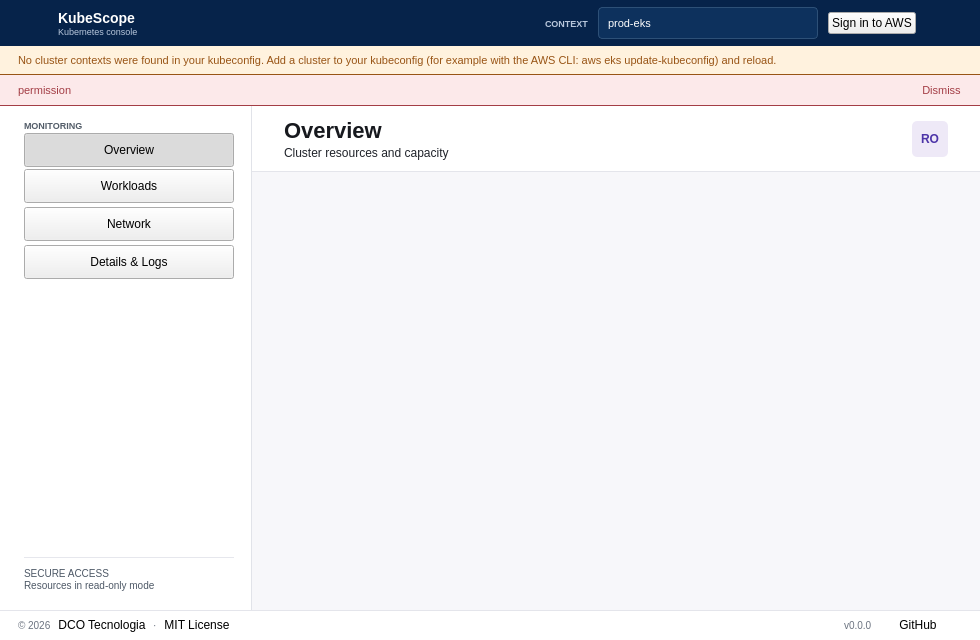
The window that src/kubescope/ui/main_window.ui (dcotecnologia/kubescope) describes before a commit, drawn with Qt 5.
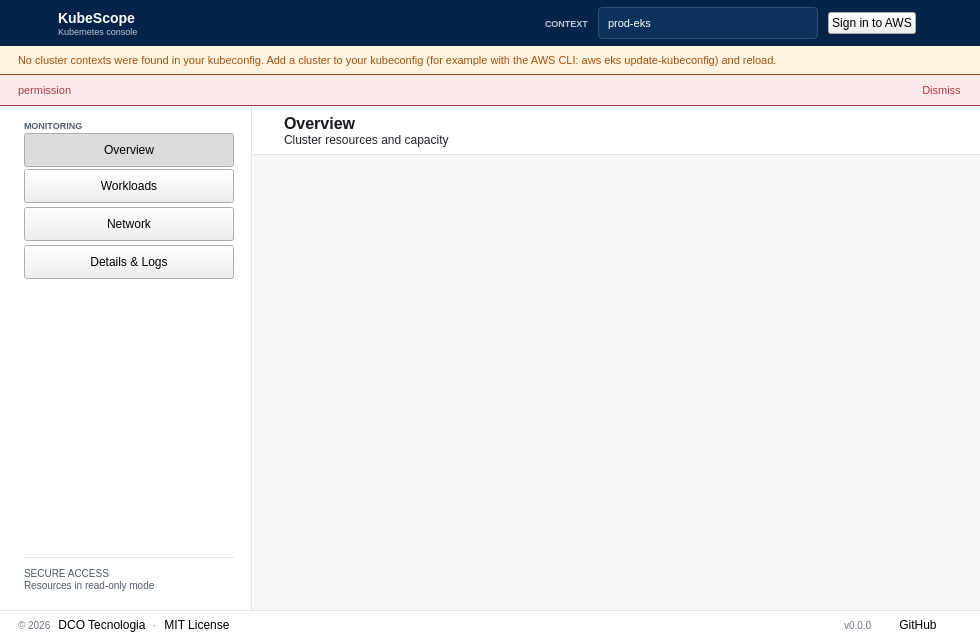
The same window after the commit. Icons and pictures are not drawn.

```diff
--- a/src/kubescope/ui/main_window.ui
+++ b/src/kubescope/ui/main_window.ui
@@ -47,12 +47,8 @@
 QFrame#sidebarRule { color: #e6e7ed; }
 QLabel#sidebarNote { color: #4d5866; font-size: 10px; line-height: 1.4; }
 QWidget#pageHeader { background: #ffffff; border-bottom: 1px solid #e4e5eb; }
-QLabel#pageTitle { color: #17191e; font-size: 22px; font-weight: 700; }
+QLabel#pageTitle { color: #17191e; font-size: 16px; font-weight: 700; }
 QLabel[variant="muted"] { color: #4f5966; font-size: 11px; }
-QLabel#profileBadge {
-    color: #4d35a8; background: #eee9f7; border-radius: 5px;
-    font-size: 12px; font-weight: 700;
-}
 QComboBox[variant="filter"], QLineEdit#searchInput, QPushButton[variant="primary"] {
     background: #ffffff; border: 1px solid #d9dce4; border-radius: 5px;
     min-height: 36px; padding: 0 10px; font-size: 11px;
@@ -164,6 +160,7 @@
 QProgressBar[level="high"]::chunk { background: #c9484f; }
 QCheckBox { color: #20232a; spacing: 8px; font-size: 11px; }
 QLabel { color: #20232a; }
+QTabBar { qproperty-drawBase: 0; }
 QTabWidget::pane { border: 0; border-top: 1px solid #dfe2e9; top: -1px; }
 QTabBar::tab {
     background: transparent; color: #4f5966; padding: 9px 14px;
@@ -1237,18 +1234,18 @@
              <number>32</number>
             </property>
             <property name="topMargin">
-             <number>12</number>
+             <number>8</number>
             </property>
             <property name="rightMargin">
              <number>32</number>
             </property>
             <property name="bottomMargin">
-             <number>12</number>
+             <number>8</number>
             </property>
             <item>
              <layout class="QVBoxLayout" name="titleBlock">
               <property name="spacing">
-               <number>3</number>
+               <number>0</number>
               </property>
               <item>
                <widget class="QLabel" name="pageTitle">
@@ -1282,28 +1279,6 @@
               </property>
              </spacer>
             </item>
-            <item>
-             <widget class="QLabel" name="profileBadge">
-              <property name="minimumSize">
-               <size>
-                <width>36</width>
-                <height>36</height>
-               </size>
-              </property>
-              <property name="maximumSize">
-               <size>
-                <width>36</width>
-                <height>36</height>
-               </size>
-              </property>
-              <property name="text">
-               <string notr="true">RO</string>
-              </property>
-              <property name="alignment">
-               <set>Qt::AlignmentFlag::AlignCenter</set>
-              </property>
-             </widget>
-            </item>
            </layout>
           </widget>
          </item>
```
